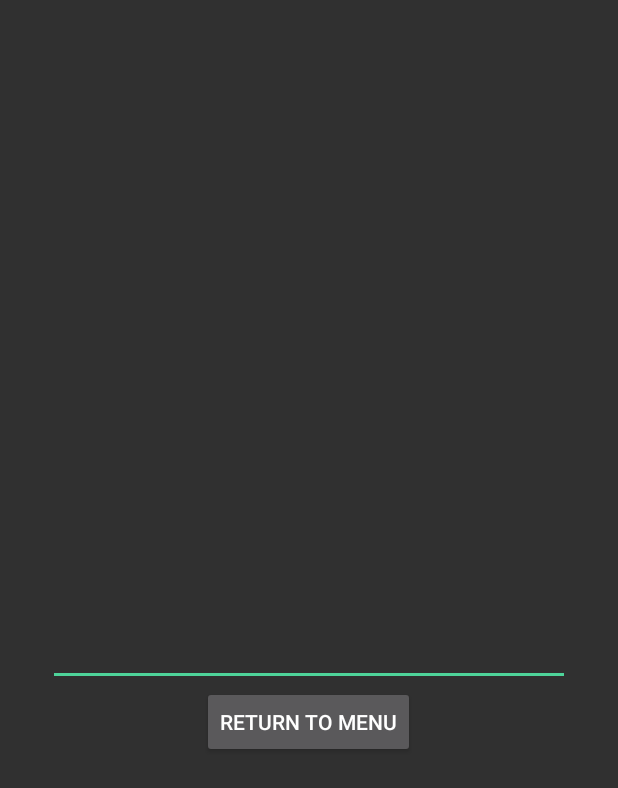
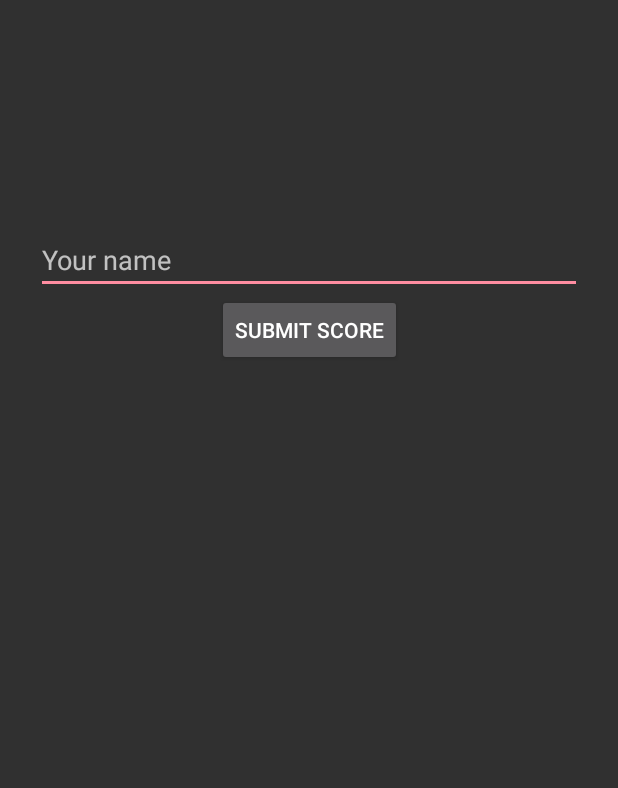
Before and after one commit to anguaive/typescrambler, an Android app: the layout popup_end_game.xml on its own in the app's theme, with its tools: preview values and no code run, on a phone screen of 412 x 824 dp. Shown: the top 788 px of the screen. Run offline under Robolectric (Android 15) with nearby library versions, the phone set to English and light mode, and no system bars.

Commit message:
UI adjustments and other minor fixes

```diff
--- a/app/src/main/AndroidManifest.xml
+++ b/app/src/main/AndroidManifest.xml
@@ -14,7 +14,7 @@
             android:name=".EndGameActivity"
             android:excludeFromRecents="true"
             android:screenOrientation="portrait"
-            android:theme="@style/Theme.AppCompat.Dialog" />
+            android:theme="@style/EndGameTheme" />
         <activity
             android:name=".SettingsActivity"
             android:screenOrientation="portrait" />
--- a/app/src/main/java/com/angu/myapplication/EndGameActivity.java
+++ b/app/src/main/java/com/angu/myapplication/EndGameActivity.java
@@ -7,14 +7,14 @@ import android.annotation.SuppressLint;
 import android.content.Intent;
 import android.os.AsyncTask;
 import android.os.Bundle;
-import android.view.LayoutInflater;
+import android.view.KeyEvent;
 import android.view.View;
 import android.view.Window;
+import android.view.inputmethod.EditorInfo;
 import android.widget.Button;
 import android.widget.EditText;
-import android.widget.LinearLayout;
-import android.widget.PopupWindow;
 import android.widget.TextView;
+import android.widget.Toast;
 
 import com.angu.myapplication.data.Statistics;
 import com.angu.myapplication.data.StatisticsDatabase;
@@ -64,7 +64,7 @@ public class EndGameActivity extends AppCompatActivity {
         setFinishOnTouchOutside(false);
         Intent intent = getIntent();
 
-        final Button btnToMenu = findViewById(R.id.btnEndGameToMenu);
+        final Button btnSubmitAndToMenu = findViewById(R.id.btnEndGameSubmitAndToMenu);
         final TextView textMessage = findViewById(R.id.textEndGameMessage);
         final TextView textStatsLevel = findViewById(R.id.textEndGameStatsLevel);
         final TextView textStatsKeystrokes = findViewById(R.id.textEndGameStatsKeystrokes);
@@ -83,6 +83,17 @@ public class EndGameActivity extends AppCompatActivity {
                 "statistics"
         ).build();
 
+        textPlayerName.setOnEditorActionListener(new EditText.OnEditorActionListener() {
+            @Override
+            public boolean onEditorAction(TextView v, int actionId, KeyEvent event) {
+                if (actionId == EditorInfo.IME_ACTION_DONE) {
+                    btnSubmitAndToMenu.performClick();
+                    return true;
+                }
+                return false;
+            }
+        });
+
 
         textMessage.setText(endGameMessages[level / 5]);
         textStatsLevel.setText("You completed level " + level + "!");
@@ -91,7 +102,7 @@ public class EndGameActivity extends AppCompatActivity {
         textStatsAccuracy.setText(String.format(Locale.US, "Accuracy: %.2f%%", accuracy));
 
 
-        btnToMenu.setOnClickListener(new View.OnClickListener() {
+        btnSubmitAndToMenu.setOnClickListener(new View.OnClickListener() {
             @Override
             public void onClick(View v) {
                 String playerName = textPlayerName.getText().toString().isEmpty() ? "Anonymous" : textPlayerName.getText().toString();
@@ -102,6 +113,8 @@ public class EndGameActivity extends AppCompatActivity {
 
                 final Statistics stats = new Statistics(playerName, level, accuracy , dateString);
                 saveStatsInBackground(stats);
+
+                Toast.makeText(getApplicationContext(), "Score saved.", Toast.LENGTH_SHORT).show();
 
                 Intent intent = new Intent(EndGameActivity.this, MenuActivity.class);
                 startActivity(intent);
--- a/app/src/main/java/com/angu/myapplication/GameActivity.java
+++ b/app/src/main/java/com/angu/myapplication/GameActivity.java
@@ -34,6 +34,17 @@ public class GameActivity extends AppCompatActivity {
         super.onCreate(savedInstanceState);
         setContentView(R.layout.activity_game);
         initializeGame();
+    }
+
+    @Override
+    protected void onPause() {
+        super.onPause();
+
+        resetGame();
+        if (timerSchedule != null && progressBarSchedule != null) {
+            timerSchedule.cancel(false);
+            progressBarSchedule.cancel(false);
+        }
     }
 
     public void initializeGame() {
@@ -98,10 +109,6 @@ public class GameActivity extends AppCompatActivity {
     }
 
     public void endGame() {
-        // move to EndScoreActivity, display stats from the current round, then go back to menu
-        // happens when the timer runs out
-        // maybe display an end game animation
-
         Bundle statsBundle = new Bundle();
         statsBundle.putInt("level", gameState.level);
         statsBundle.putInt("keystrokes", keystrokes);
--- a/app/src/main/java/com/angu/myapplication/MenuActivity.java
+++ b/app/src/main/java/com/angu/myapplication/MenuActivity.java
@@ -30,6 +30,7 @@ public class MenuActivity extends AppCompatActivity {
             @Override
             public void onClick(View v) {
                 Intent intent = new Intent(MenuActivity.this, GameActivity.class);
+                intent.addFlags(Intent.FLAG_ACTIVITY_NO_HISTORY);
                 startActivity(intent);
             }
         });
--- a/app/src/main/java/com/angu/myapplication/data/StatisticsDao.java
+++ b/app/src/main/java/com/angu/myapplication/data/StatisticsDao.java
@@ -10,7 +10,7 @@ import java.util.List;
 
 @Dao
 public interface StatisticsDao {
-    @Query("SELECT * FROM statistics s ORDER BY s.level")
+    @Query("SELECT * FROM statistics s ORDER BY s.level DESC")
     List<Statistics> getAll();
 
     @Insert
--- a/app/src/main/res/layout/item_statistics.xml
+++ b/app/src/main/res/layout/item_statistics.xml
@@ -26,7 +26,7 @@
         android:layout_height="wrap_content"
         android:layout_gravity="center"
         android:textAlignment="center"
-        android:textSize="20sp"
+        android:textSize="14sp"
         tools:text="PlayerName" />
 
     <LinearLayout
--- a/app/src/main/res/layout/popup_end_game.xml
+++ b/app/src/main/res/layout/popup_end_game.xml
@@ -1,54 +1,89 @@
 <?xml version="1.0" encoding="utf-8"?>
-<LinearLayout xmlns:android="http://schemas.android.com/apk/res/android"
+<RelativeLayout xmlns:android="http://schemas.android.com/apk/res/android"
+    xmlns:app="http://schemas.android.com/apk/res-auto"
     xmlns:tools="http://schemas.android.com/tools"
+    android:layout_width="wrap_content"
+    android:layout_height="256dp">
+
+    <androidx.constraintlayout.widget.ConstraintLayout
         android:layout_width="match_parent"
         android:layout_height="match_parent"
-    android:layout_margin="32dp"
-    android:gravity="center"
+        android:layout_margin="8dp"
         android:orientation="vertical"
-    tools:context=".EndGameActivity">
+        tools:context=".EndGameActivity"
+        tools:ignore="UselessParent">
 
         <TextView
             android:id="@+id/textEndGameMessage"
             android:layout_width="match_parent"
-        android:layout_height="16dp"
-        android:textAlignment="center" />
+            android:layout_height="wrap_content"
+            android:layout_marginBottom="20dp"
+            android:textAlignment="center"
+            app:layout_constraintTop_toTopOf="parent" />
 
+        <LinearLayout
+            app:layout_constraintTop_toBottomOf="@id/textEndGameMessage"
+            app:layout_constraintBottom_toTopOf="@id/textEndGamePlayerName"
+            android:orientation="vertical"
+            android:layout_width="match_parent"
+            android:layout_height="wrap_content">
 
             <TextView
                 android:id="@+id/textEndGameStatsLevel"
                 android:layout_width="match_parent"
                 android:layout_height="wrap_content"
-        android:textAlignment="center" />
+                android:layout_marginBottom="12dp"
+                android:textAlignment="center"
+                android:textStyle="bold"
+                />
 
             <TextView
                 android:id="@+id/textEndGameStatsKeystrokes"
                 android:layout_width="match_parent"
-        android:layout_height="wrap_content" />
+                android:layout_height="wrap_content"
+                android:textSize="12sp"
+               />
 
             <TextView
                 android:id="@+id/textEndGameStatsKeystrokesCorrect"
                 android:layout_width="match_parent"
-        android:layout_height="wrap_content" />
+                android:layout_height="wrap_content"
+                android:textSize="12sp"
+                 />
 
             <TextView
                 android:id="@+id/textEndGameStatsAccuracy"
                 android:layout_width="match_parent"
-        android:layout_height="wrap_content" />
+                android:layout_height="wrap_content"
+                android:textSize="12sp"
+                 />
+        </LinearLayout>
+
 
         <EditText
             android:id="@+id/textEndGamePlayerName"
             android:layout_width="match_parent"
             android:layout_height="wrap_content"
+            android:layout_marginLeft="16dp"
+            android:layout_marginRight="16dp"
+            android:hint="@string/your_name"
             android:importantForAutofill="no"
             android:inputType="text|textNoSuggestions"
+            android:maxLength="10"
+            android:imeOptions="actionDone"
+            app:layout_constraintBottom_toTopOf="@+id/btnEndGameSubmitAndToMenu"
             tools:ignore="LabelFor" />
 
         <Button
-        android:id="@+id/btnEndGameToMenu"
+            android:id="@+id/btnEndGameSubmitAndToMenu"
             android:layout_width="wrap_content"
             android:layout_height="wrap_content"
-        android:text="@string/return_to_menu" />
+            android:layout_margin="4dp"
+            android:text="@string/submit_score"
+            app:layout_constraintBottom_toBottomOf="parent"
+            app:layout_constraintLeft_toLeftOf="parent"
+            app:layout_constraintRight_toRightOf="parent" />
 
 
-</LinearLayout>
+    </androidx.constraintlayout.widget.ConstraintLayout>
+</RelativeLayout>
--- a/app/src/main/res/values/colors.xml
+++ b/app/src/main/res/values/colors.xml
@@ -2,7 +2,7 @@
 <resources>
     <color name="colorPrimary">#290402</color>
     <color name="colorPrimaryDark">#1a0201</color>
-    <color name="colorAccent">#4ed49a</color>
+    <color name="colorAccent">#ff8da1</color>
     <color name="colorMainTitle">#f0f6ff</color>
     <color name="colorCorrectInput">#79f27b</color>
     <color name="colorIncorrectInput">#ff3721</color>
--- a/app/src/main/res/values/strings.xml
+++ b/app/src/main/res/values/strings.xml
@@ -5,5 +5,6 @@
     <string name="settings">Settings</string>
     <string name="typescrambler">TYPESCRAMBLER</string>
     <string name="level">Level %d</string>
-    <string name="return_to_menu">Return to menu</string>
+    <string name="submit_score">Submit score</string>
+    <string name="your_name">Your name</string>
 </resources>
--- a/app/src/main/res/values/styles.xml
+++ b/app/src/main/res/values/styles.xml
@@ -8,10 +8,14 @@
         <item name="colorAccent">@color/colorAccent</item>
     </style>
 
-    <style name="WallpaperTheme" parent="Theme.AppCompat.DayNight.NoActionBar">
+    <style name="WallpaperTheme" parent="AppTheme">
         <item name="android:windowBackground">
             @drawable/img_menu_background
         </item>
+    </style>
+
+    <style name="EndGameTheme" parent="Theme.AppCompat.Dialog">
+        <item name="colorAccent">@color/colorAccent</item>
     </style>
 
     <style name="EditTextBase" parent="TextAppearance.AppCompat">
```
Lines whose indentation alone changed are shown as unchanged.
